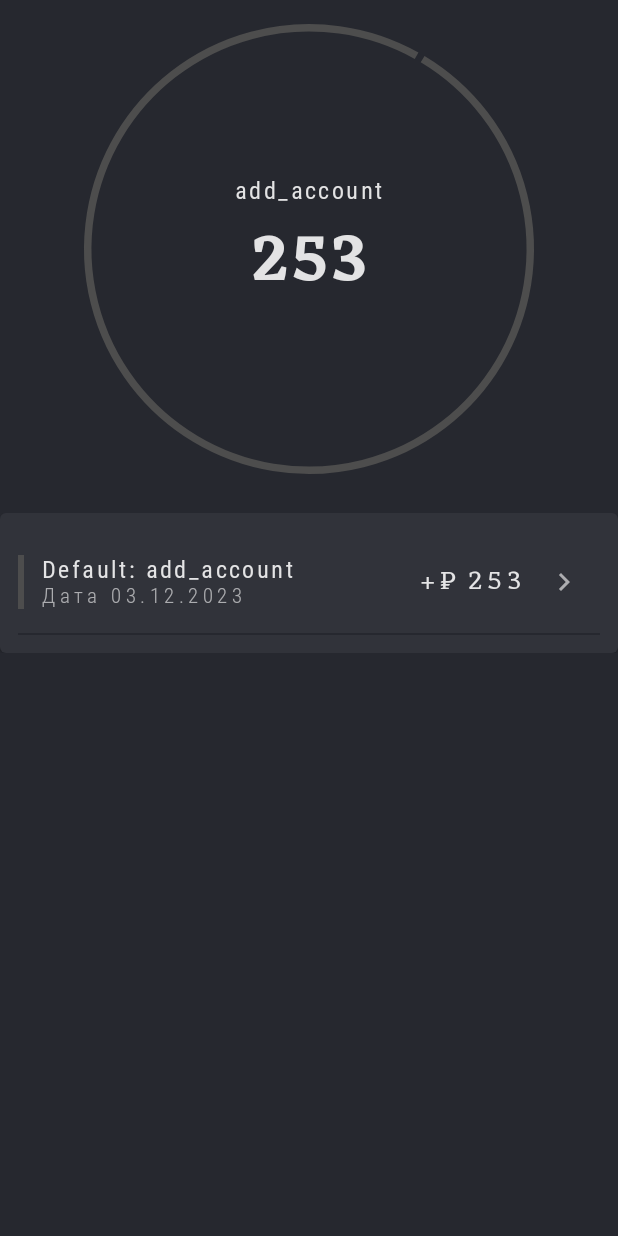
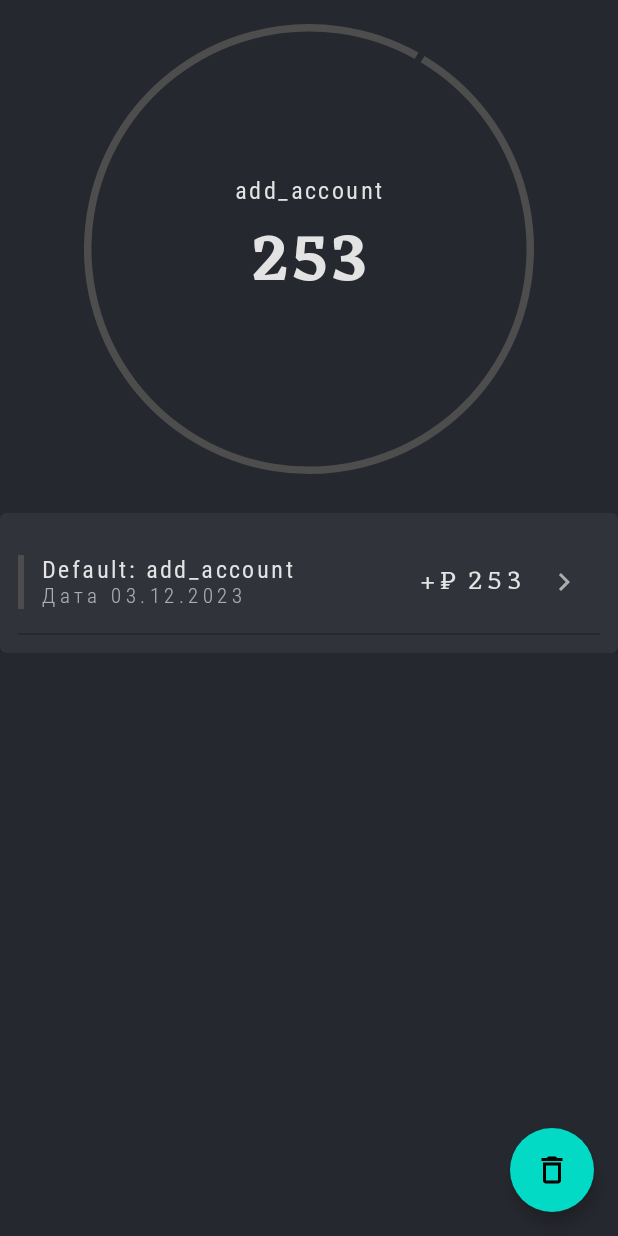
Before and after one commit to lloppy/Finance-Assistant, an Android app built with Jetpack Compose: the composable SingleAccountScreen shown on its own in the app's theme, on a phone screen of 412 x 824 dp. Run offline under Robolectric (Android 15) with nearby library versions, the phone set to English and light mode, and no system bars.

Commit message:
create delete button in account and in bill

```diff
--- a/app/src/main/java/com/example/compose/rally/ui/accounts/AccountsScreen.kt
+++ b/app/src/main/java/com/example/compose/rally/ui/accounts/AccountsScreen.kt
@@ -8,6 +8,7 @@ import androidx.compose.material.FloatingActionButton
 import androidx.compose.material.Icon
 import androidx.compose.material.icons.Icons
 import androidx.compose.material.icons.filled.Add
+import androidx.compose.material.icons.filled.DeleteOutline
 import androidx.compose.runtime.Composable
 import androidx.compose.runtime.remember
 import androidx.compose.ui.Alignment
@@ -16,8 +17,8 @@ import androidx.compose.ui.res.stringResource
 import androidx.compose.ui.semantics.contentDescription
 import androidx.compose.ui.semantics.semantics
 import androidx.compose.ui.unit.dp
-import androidx.navigation.Navigation
 import com.example.compose.rally.R
+import com.example.compose.rally.data.Account
 import com.example.compose.rally.data.UserRepository
 import com.example.compose.rally.ui.components.AccountRow
 import com.example.compose.rally.ui.components.StatementBody
@@ -72,7 +73,8 @@ fun AccountsScreen(
  */
 @Composable
 fun SingleAccountScreen(
-    accountType: String? = UserRepository.accounts.first().name
+    accountType: String? = UserRepository.accounts.first().name,
+    onDeleteAccountClick: (Account) -> Unit = {}
 ) {
     val account = remember(accountType) { UserRepository.getAccount(accountType) }
     StatementBody(
@@ -91,4 +93,16 @@ fun SingleAccountScreen(
             color = row.color
         )
     }
+
+    Box(modifier = Modifier.fillMaxSize()) {
+        FloatingActionButton(
+            onClick = { onDeleteAccountClick(account) },
+            modifier = Modifier
+                .padding(16.dp)
+                .semantics { contentDescription = "Удалить account" }
+                .align(alignment = Alignment.BottomEnd)
+        ) {
+            Icon(imageVector = Icons.Default.DeleteOutline, contentDescription = "Удалить account")
+        }
+    }
 }
```
Also changed, not shown: app/src/main/java/com/example/compose/rally/RallyNavHost.kt (+17 -2 lines), app/src/main/java/com/example/compose/rally/data/UserRepository.kt (+32 -10 lines), app/src/main/java/com/example/compose/rally/ui/bills/BillsScreen.kt (+15 -1 lines).
